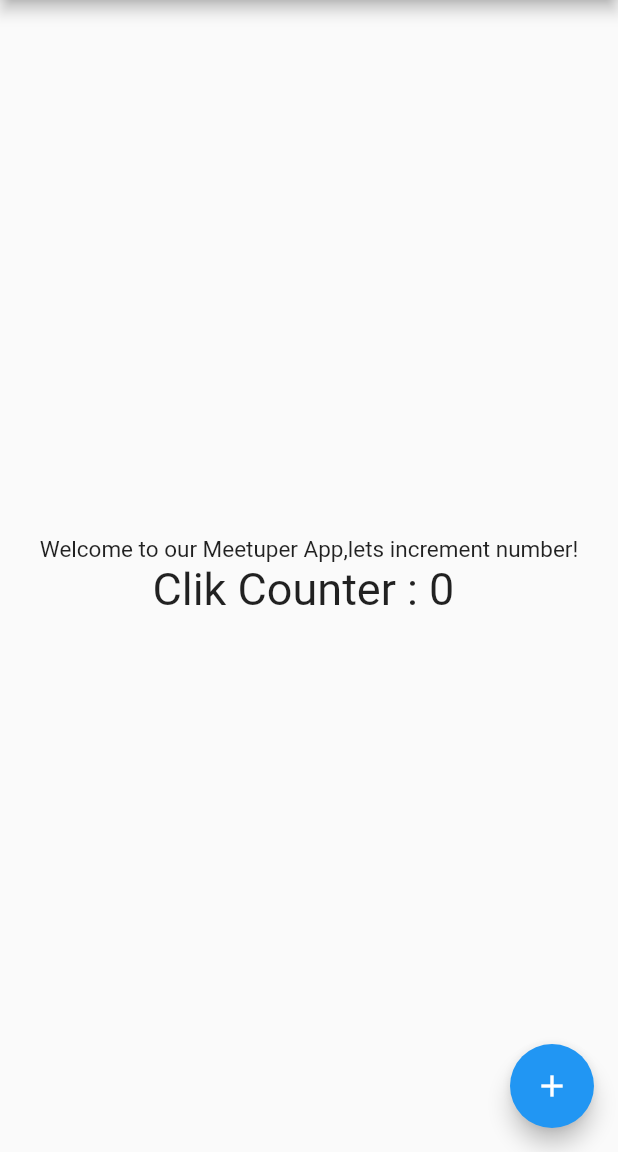
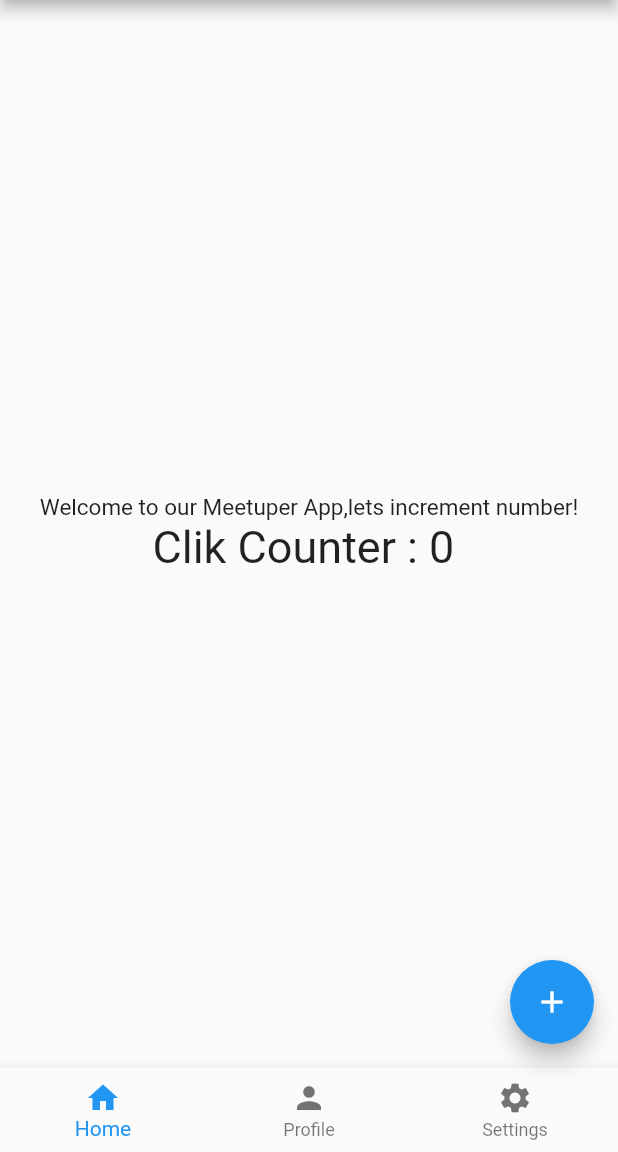
Before and after one commit to indraworks/flutter_proj_meetuper, a Flutter app: the screen it shows after launch, on a phone screen of 412 x 824 dp, the part 84-1236 px from its top. Run offline on Flutter 3.47's test engine with Material 2 defaults, Android fonts, the phone set to English and light mode, and no system bars.

Commit message:
bottom navigation

```diff
--- a/lib/src/screens/counter_home_screen.dart
+++ b/lib/src/screens/counter_home_screen.dart
@@ -24,12 +24,12 @@ class CounterHomeScreen extends StatefulWidget {
   // CounterHomeScreenState createState() => CounterHomeScreenState();
   //  yg diatas sama syntax commandnya dgn func () { return statement}
   @override
-  CounterHomeScreenState createState() {
-    return CounterHomeScreenState();
+  _CounterHomeScreenState createState() {
+    return _CounterHomeScreenState();
   }
 }
 
-class CounterHomeScreenState extends State<CounterHomeScreen> {
+class _CounterHomeScreenState extends State<CounterHomeScreen> {
   int _counter = 0;
   _increment() {
     //set state ada dlm sbuah sunction yg dipanggil oleh widget
@@ -62,6 +62,7 @@ class CounterHomeScreenState extends State<CounterHomeScreen> {
           ],
         ),
       ),
+      bottomNavigationBar: _BottomNavigation(),
       floatingActionButton: FloatingActionButton(
         child: Icon(Icons.add),
         onPressed: _increment,
@@ -69,6 +70,32 @@ class CounterHomeScreenState extends State<CounterHomeScreen> {
     );
   }
 }
+
+class _BottomNavigation extends StatelessWidget {
+  Widget build(BuildContext context) {
+    return BottomNavigationBar(
+      items: [
+        BottomNavigationBarItem(icon: Icon(Icons.home), title: Text('Home')),
+        BottomNavigationBarItem(
+            icon: Icon(Icons.person), title: Text('Profile')),
+        BottomNavigationBarItem(
+            icon: Icon(Icons.settings), title: Text('Settings')),
+      ],
+    );
+  }
+}
+
+/*
+bab9 - mmbuat navigation bottom bar
+navigtionbar dibuat didalam wiget scaffold penempatan setelah body ,dan ada 3 items
+masing2 ,dan kita taruh defaultnya pada currentIndex:0 ; paling kiri
+nah jadi gini kit abisa buat class widget ini denga panggil namanya
+nah nnatinya akan ada state tapi kita buat dulu dari staeless
+nah kit aakan panggil widget dari atas ,kita buat class terpisaah dan kita panggil dari widgetfull
+nama widget navigtionbar utk yg 3 item ini kita buat di class ini terpisah sgn cara widgetbuil context
+
+
+*/
 
 /*
 tentang perubahan state nah jadi kalau mau ubah itu
```
